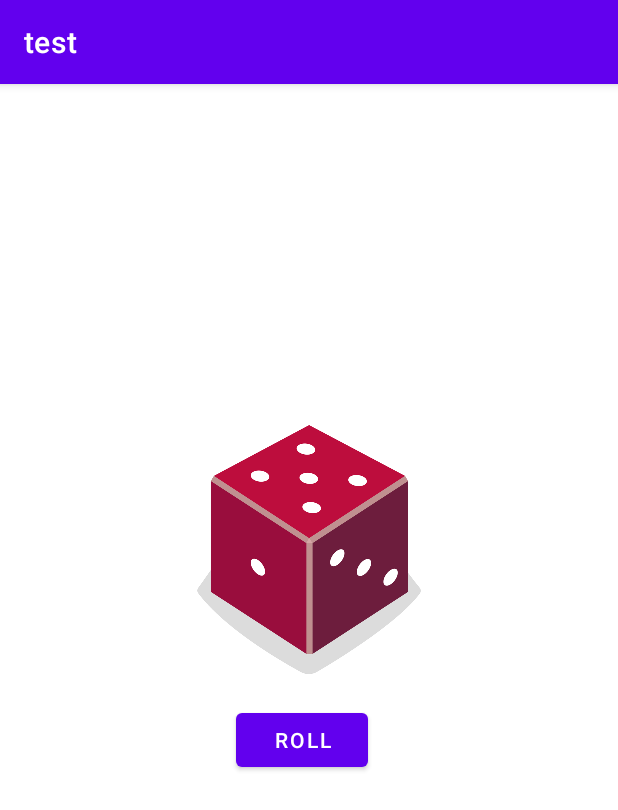
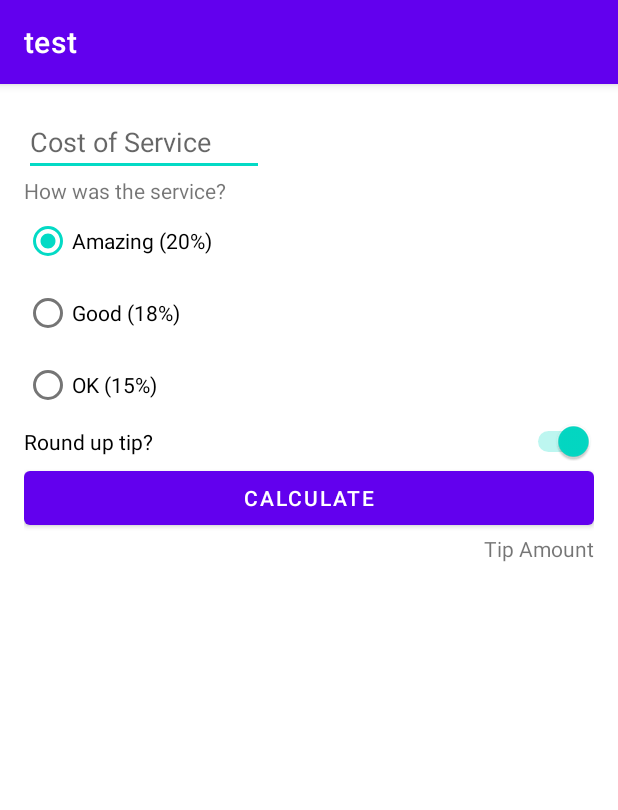
Before and after one commit to VeritosHD/diabilities, an Android app: the screen it shows after launch (MainActivity), on a phone screen of 412 x 824 dp. Shown: the top 810 px of the screen. Run offline under Robolectric (Android 15) with nearby library versions, the light colour scheme and no system bars.

Commit message:
fourth commitment

```diff
--- a/app/src/main/java/com/example/test/MainActivity.kt
+++ b/app/src/main/java/com/example/test/MainActivity.kt
@@ -1,46 +1,14 @@
 package com.example.test
 
 import android.os.Bundle
-import android.widget.Button
-import android.widget.ImageView
 import androidx.appcompat.app.AppCompatActivity
 
 class MainActivity : AppCompatActivity() {
     override fun onCreate(savedInstanceState: Bundle?) {
         super.onCreate(savedInstanceState)
         setContentView(R.layout.activity_main)
-        val rollButton: Button = findViewById(R.id.button2)
 
-        val dice = Dice(6)
 
-        rollButton.setOnClickListener {
-
-            diceRoll()
-        }
-
-        diceRoll()
-    }
-
-    private fun diceRoll(){
-        val dice = Dice(6)
-        val diceImage: ImageView = findViewById(R.id.imageView2)
-        val drawableResource = when (dice.roll()) {
-            1 -> R.drawable.dice_1
-            2 -> R.drawable.dice_2
-            3 -> R.drawable.dice_3
-            4 -> R.drawable.dice_4
-            5 -> R.drawable.dice_5
-            else -> R.drawable.dice_6
-        }
-
-        diceImage.setImageResource(drawableResource)
 
     }
 }
-
-class Dice(private val numSides: Int){
-
-    fun roll() : Int {
-        return (1..numSides).random()
-    }
-}
--- a/app/src/main/res/layout/activity_main.xml
+++ b/app/src/main/res/layout/activity_main.xml
@@ -4,29 +4,80 @@
     xmlns:tools="http://schemas.android.com/tools"
     android:layout_width="match_parent"
     android:layout_height="match_parent"
+    android:padding="16dp"
     tools:context=".MainActivity">
 
-    <ImageView
-        android:id="@+id/imageView2"
-        android:layout_width="153dp"
-        android:layout_height="166dp"
-        android:importantForAccessibility="no"
-        app:layout_constraintBottom_toBottomOf="parent"
+    <EditText
+        android:id="@+id/cost_of_service"
+        android:layout_width="160dp"
+        android:layout_height="wrap_content"
+        android:hint="@string/cost_of_service"
+        android:inputType="numberDecimal"
+        app:layout_constraintStart_toStartOf="parent"
+        app:layout_constraintTop_toTopOf="parent" />
+
+    <TextView
+        android:id="@+id/service_question"
+        android:layout_width="wrap_content"
+        android:layout_height="wrap_content"
+        android:text="@string/how_was_the_service"
+        app:layout_constraintStart_toStartOf="parent"
+        app:layout_constraintTop_toBottomOf="@id/cost_of_service" />
+
+    <RadioGroup
+        android:id="@+id/tip_options"
+        android:layout_width="wrap_content"
+        android:layout_height="wrap_content"
+        android:checkedButton="@id/option_twenty_percent"
+        android:orientation="vertical"
+        app:layout_constraintStart_toStartOf="parent"
+        app:layout_constraintTop_toBottomOf="@id/service_question">
+
+        <RadioButton
+            android:id="@+id/option_twenty_percent"
+            android:layout_width="wrap_content"
+            android:layout_height="wrap_content"
+            android:text="@string/amazing_20" />
+
+        <RadioButton
+            android:id="@+id/option_eighteen_percent"
+            android:layout_width="wrap_content"
+            android:layout_height="wrap_content"
+            android:text="@string/good_18" />
+
+        <RadioButton
+            android:id="@+id/option_fifteen_percent"
+            android:layout_width="wrap_content"
+            android:layout_height="wrap_content"
+            android:text="@string/ok_15" />
+    </RadioGroup>
+
+    <Switch
+        android:id="@+id/round_up_switch"
+        android:layout_width="0dp"
+        android:layout_height="wrap_content"
+        android:checked="true"
+        android:text="@string/round_up_tip"
+        app:layout_constraintEnd_toEndOf="parent"
+        app:layout_constraintStart_toStartOf="@id/tip_options"
+        app:layout_constraintTop_toBottomOf="@id/tip_options" />
+
+    <Button
+        android:id="@+id/calculate_button"
+        android:layout_width="0dp"
+        android:layout_height="wrap_content"
+        android:text="@string/calculate"
         app:layout_constraintEnd_toEndOf="parent"
         app:layout_constraintStart_toStartOf="parent"
-        app:layout_constraintTop_toTopOf="parent"
-        app:layout_constraintVertical_bias="0.378"
-        tools:srcCompat="@drawable/dice_1" />
+        app:layout_constraintTop_toBottomOf="@id/round_up_switch" />
 
-    <Button
-        android:id="@+id/button2"
+    <TextView
+        android:id="@+id/tip_result"
         android:layout_width="wrap_content"
         android:layout_height="wrap_content"
-        android:layout_marginTop="20dp"
-        android:text="@string/roll"
+        android:text="@string/tip_amount"
         app:layout_constraintEnd_toEndOf="parent"
-        app:layout_constraintHorizontal_bias="0.486"
-        app:layout_constraintStart_toStartOf="parent"
-        app:layout_constraintTop_toBottomOf="@+id/imageView2" />
+        app:layout_constraintTop_toBottomOf="@id/calculate_button" />
+
 
 </androidx.constraintlayout.widget.ConstraintLayout>
--- a/app/src/main/res/values/strings.xml
+++ b/app/src/main/res/values/strings.xml
@@ -4,4 +4,13 @@
     <string name="from_mr_dan">From Mr. Dan</string>
     <string name="todo">TODO</string>
     <string name="roll">Roll</string>
+    <string name="textview">TextView</string>
+    <string name="tip_amount">Tip Amount</string>
+    <string name="calculate">Calculate</string>
+    <string name="round_up_tip">Round up tip?</string>
+    <string name="ok_15">OK (15%)</string>
+    <string name="good_18">Good (18%)</string>
+    <string name="amazing_20">Amazing (20%)</string>
+    <string name="how_was_the_service">How was the service?</string>
+    <string name="cost_of_service">Cost of Service</string>
 </resources>
```
Also changed, not shown: 1 other file.
